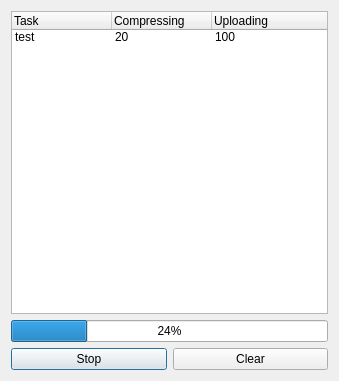
Old version of the form queue/taskqueue.ui in the repository roman-zms/qbackup.
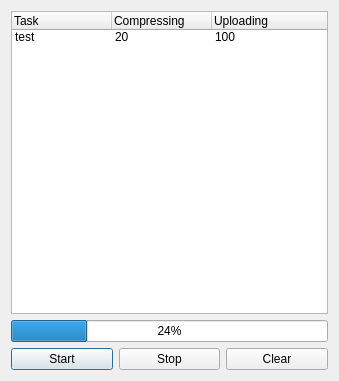
New version of the form.

Patch:
```diff
--- a/queue/taskqueue.ui
+++ b/queue/taskqueue.ui
@@ -59,6 +59,13 @@
    </item>
    <item>
     <layout class="QHBoxLayout" name="horizontalLayout">
+     <item>
+      <widget class="QPushButton" name="startButton">
+       <property name="text">
+        <string>Start</string>
+       </property>
+      </widget>
+     </item>
      <item>
       <widget class="QPushButton" name="stopButton">
        <property name="text">
```
